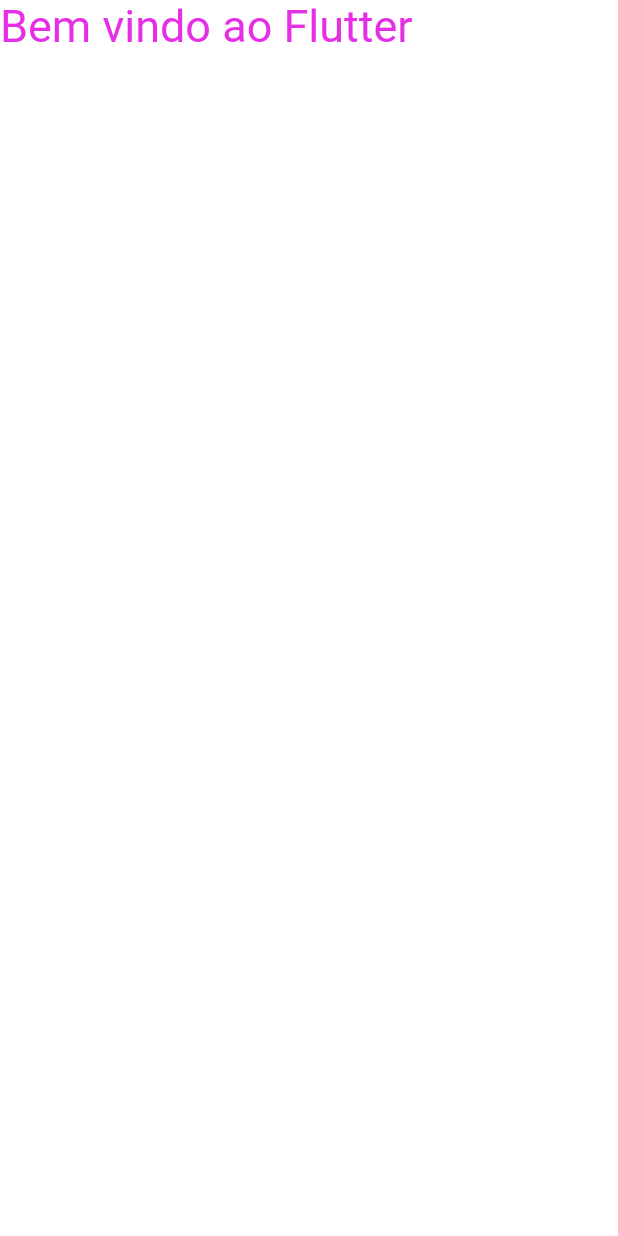
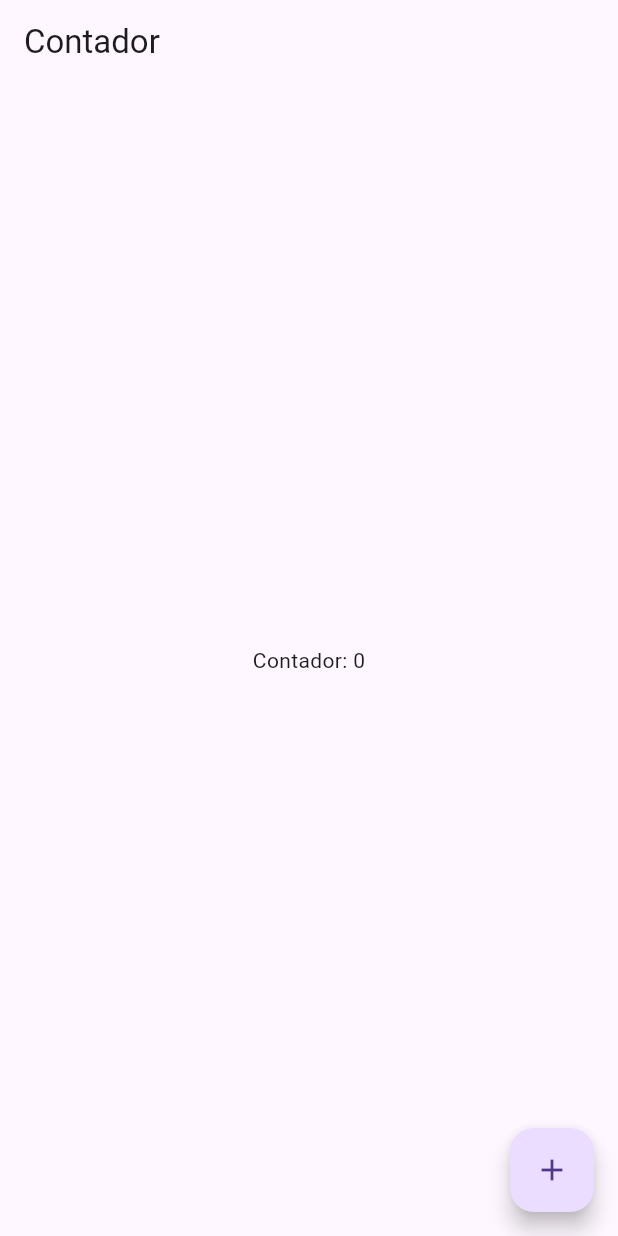
Before and after one commit to BeckerEvelyn/meu_app, a Flutter app: the screen it shows after launch, on a phone screen of 412 x 824 dp. Run offline on Flutter 3.47's test engine with Material 3 defaults, Android fonts, the phone set to English and light mode, and no system bars.

Commit message:
aprendendo astateful e stateless

```diff
--- /dev/null
+++ b/lib/stateful/Contador.dart
@@ -0,0 +1,34 @@
+
+import 'package:flutter/material.dart';
+import 'package:flutter/widgets.dart';
+
+class Contador extends StatefulWidget{
+  @override
+  State<StatefulWidget> createState() => _ContadorState();
+
+}
+
+
+class _ContadorState extends State<Contador>{
+  int contador = 0;
+
+   void incrementar(){
+    setState(() (
+      contador++;
+      ));
+  }
+
+  @override
+  Widget build(BuildContext context) {
+   return Scaffold(
+    appBar: AppBar(title: Text("Contador"),),
+    body: Center(child: Text("Contador: $contador"),),
+    floatingActionButton: FloatingActionButton(
+      onPressed: incrementar,
+      child: Icon(Icons.add),
+    ),
+   );
+  }
+
+
+}
```
Also changed, not shown: lib/main.dart (+37 -2 lines), lib/stateless/Botão.dart (added, +22 -0 lines), lib/stateless/SemEstado.dart (added, +19 -0 lines), lib/stateless/User.dart (added, +60 -0 lines).
